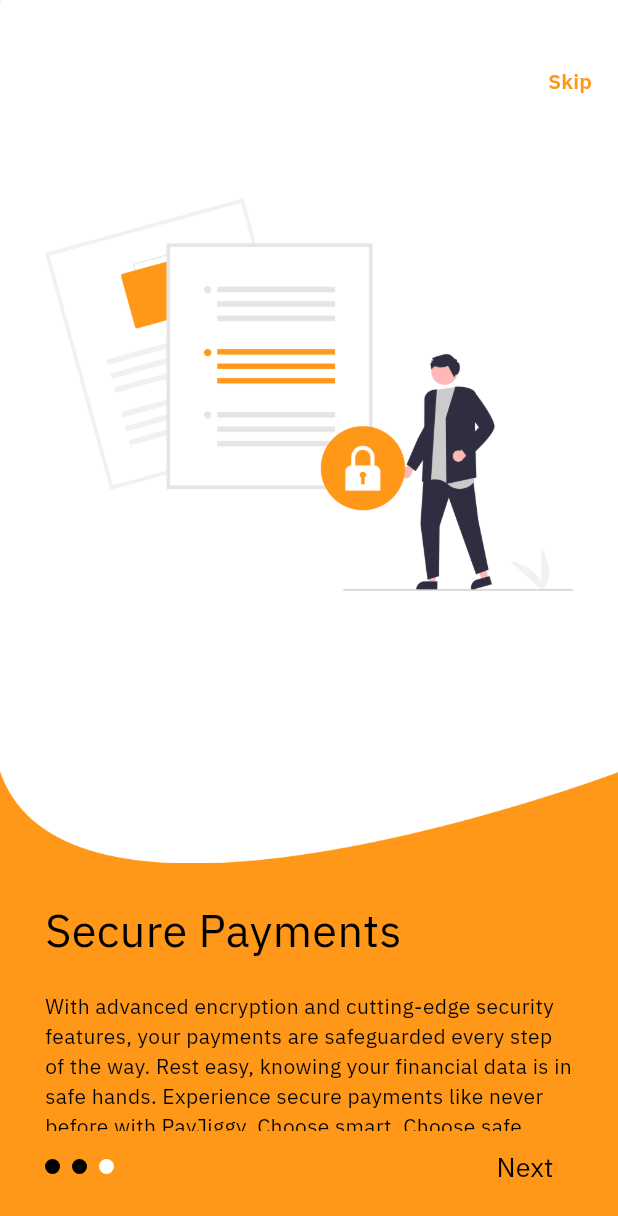
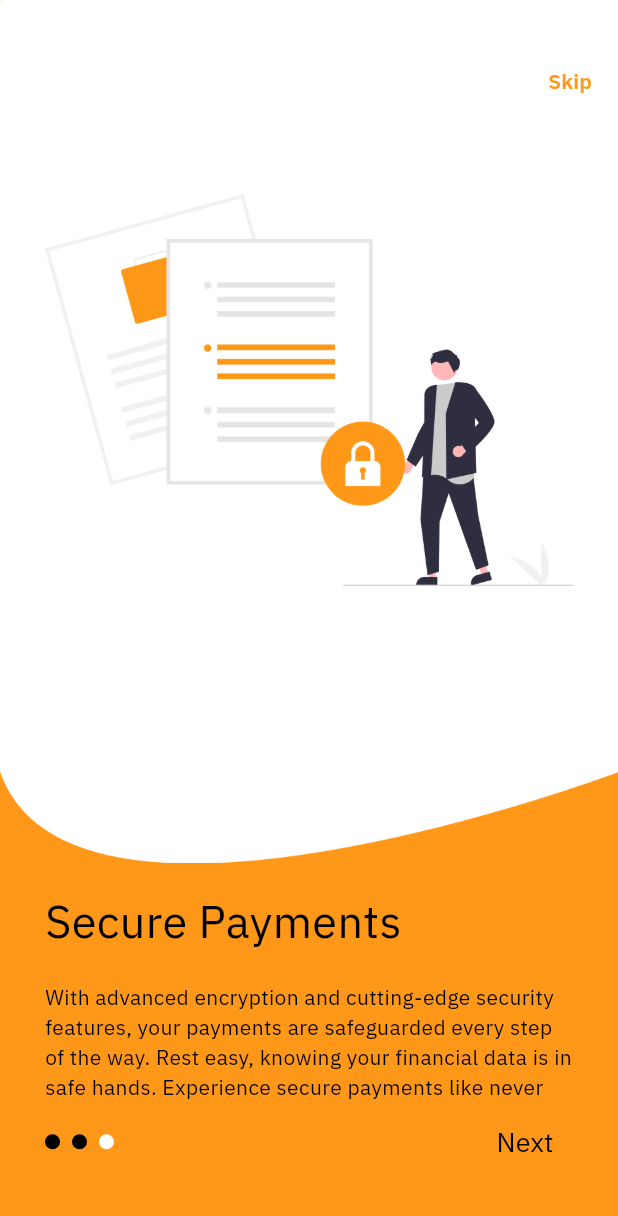
Before and after one commit to thenaijadev/pay_jiggy, a Flutter app: the screen it shows after launch, swiped to page 3, on a phone screen of 412 x 824 dp. Shown: the top 1216 px of the screen. Run offline on Flutter 3.47's test engine with Material 3 defaults, Android fonts, the phone set to English and light mode, and no system bars; drawn by our look-alikes of smooth_page_indicator; our stand-ins replace bloc, dio, equatable, firebase_core, flutter_spinkit, gap and 2 more; missing offline and left inert: data_connection_checker_tv; accounts and stored records are empty.

Commit message:
FIX:Ui fixed

```diff
--- a/lib/features/onboarding/screens/onboarding_screen.dart
+++ b/lib/features/onboarding/screens/onboarding_screen.dart
@@ -27,12 +27,12 @@ class _OnboardingScreenState extends State<OnboardingScreen> {
       body: Stack(
         children: [
           Image.asset("assets/images/curve.png"),
-          Column(
+          ListView(
             children: [
               const Gap(30),
               SkipButton(pageController: _pageController, theme: theme),
               SizedBox(
-                height: MediaQuery.of(context).size.height * 0.82,
+                height: MediaQuery.of(context).size.height * 0.80,
                 child: PageView(
                   controller: _pageController,
                   children: const [
--- a/lib/features/onboarding/widgets/page_slide.dart
+++ b/lib/features/onboarding/widgets/page_slide.dart
@@ -14,13 +14,12 @@ class PageSlide extends StatelessWidget {
   Widget build(BuildContext context) {
     return Padding(
       padding: const EdgeInsets.symmetric(horizontal: 30.0),
-      child: Column(
-        crossAxisAlignment: CrossAxisAlignment.start,
+      child: ListView(
         children: [
           Image.asset(
             imagePath,
             width: double.infinity,
-            height: 370,
+            height: 364,
           ),
           const SizedBox(
             height: 150,
```
